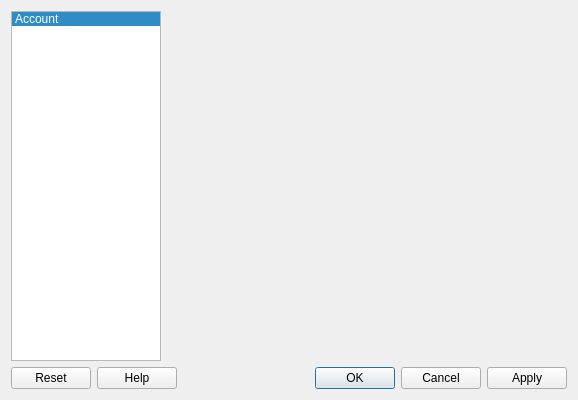
Qt form app/PreferencesDialog.ui (chloerei/qtalk) before a commit.
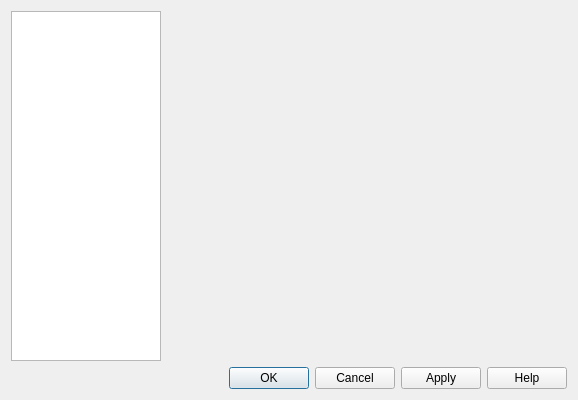
The same form after that commit.

Commit message: Change PreferencesDialog ui to use stackwidget.

```diff
--- a/app/PreferencesDialog.ui
+++ b/app/PreferencesDialog.ui
@@ -6,20 +6,18 @@
    <rect>
     <x>0</x>
     <y>0</y>
-    <width>564</width>
+    <width>562</width>
     <height>400</height>
    </rect>
   </property>
   <property name="windowTitle">
    <string>Dialog</string>
   </property>
-  <layout class="QVBoxLayout" name="verticalLayout">
-   <item>
-    <layout class="QHBoxLayout" name="horizontalLayout_2">
-     <item>
-      <widget class="QListWidget" name="configList">
+  <layout class="QGridLayout" name="gridLayout">
+   <item row="0" column="0">
+    <widget class="QListWidget" name="sections">
        <property name="sizePolicy">
-        <sizepolicy hsizetype="Preferred" vsizetype="Expanding">
+      <sizepolicy hsizetype="Minimum" vsizetype="Expanding">
          <horstretch>0</horstretch>
          <verstretch>0</verstretch>
         </sizepolicy>
@@ -27,24 +25,16 @@
        <property name="minimumSize">
         <size>
          <width>150</width>
-         <height>300</height>
+       <height>0</height>
         </size>
        </property>
        <property name="currentRow">
-        <number>0</number>
-       </property>
-       <item>
-        <property name="text">
-         <string>Account</string>
-        </property>
-        <property name="flags">
-         <set>ItemIsSelectable|ItemIsUserCheckable|ItemIsEnabled</set>
-        </property>
-       </item>
-      </widget>
-     </item>
-     <item>
-      <widget class="QWidget" name="configWidget" native="true">
+      <number>-1</number>
+     </property>
+    </widget>
+   </item>
+   <item row="0" column="1">
+    <widget class="QStackedWidget" name="pages">
        <property name="sizePolicy">
         <sizepolicy hsizetype="Expanding" vsizetype="Expanding">
          <horstretch>0</horstretch>
@@ -54,39 +44,18 @@
        <property name="minimumSize">
         <size>
          <width>400</width>
-         <height>300</height>
-        </size>
-       </property>
-      </widget>
-     </item>
-    </layout>
-   </item>
-   <item>
-    <layout class="QHBoxLayout" name="horizontalLayout">
-     <item>
-      <widget class="QDialogButtonBox" name="buttonBox_2">
-       <property name="standardButtons">
-        <set>QDialogButtonBox::Help|QDialogButtonBox::Reset</set>
+       <height>0</height>
+      </size>
+     </property>
+     <property name="currentIndex">
+      <number>-1</number>
        </property>
       </widget>
      </item>
-     <item>
-      <spacer name="horizontalSpacer">
-       <property name="orientation">
-        <enum>Qt::Horizontal</enum>
-       </property>
-       <property name="sizeHint" stdset="0">
-        <size>
-         <width>198</width>
-         <height>20</height>
-        </size>
-       </property>
-      </spacer>
-     </item>
-     <item>
+   <item row="1" column="0" colspan="2">
       <widget class="QDialogButtonBox" name="buttonBox">
        <property name="sizePolicy">
-        <sizepolicy hsizetype="Fixed" vsizetype="Fixed">
+      <sizepolicy hsizetype="Expanding" vsizetype="Fixed">
          <horstretch>0</horstretch>
          <verstretch>0</verstretch>
         </sizepolicy>
@@ -95,11 +64,9 @@
         <enum>Qt::Horizontal</enum>
        </property>
        <property name="standardButtons">
-        <set>QDialogButtonBox::Apply|QDialogButtonBox::Cancel|QDialogButtonBox::Ok</set>
-       </property>
-      </widget>
-     </item>
-    </layout>
+      <set>QDialogButtonBox::Apply|QDialogButtonBox::Cancel|QDialogButtonBox::Help|QDialogButtonBox::Ok</set>
+     </property>
+    </widget>
    </item>
   </layout>
  </widget>
```
Left out of the diff: 54 changed lines with no effect on the pictures. Lines whose indentation alone changed are shown as unchanged. The commit also changes 9 other files.
